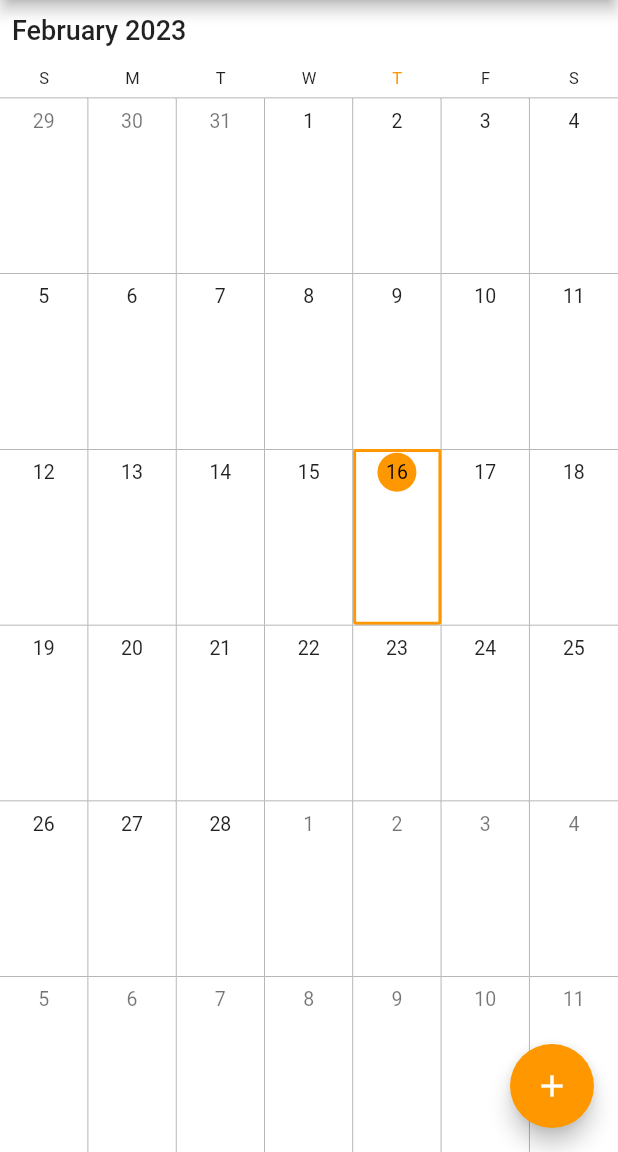
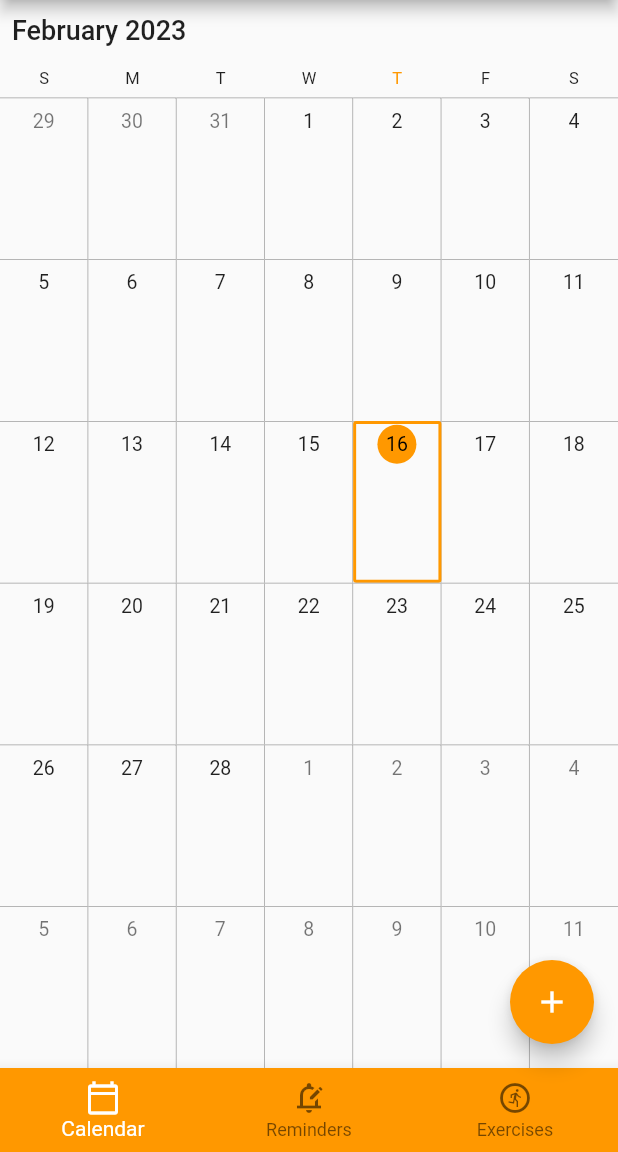
Before and after one commit to Lachezar-Velinov/elsys-fitapp, a Flutter app: the screen it shows once a user with an empty profile is signed in, on a phone screen of 412 x 824 dp, the part 84-1236 px from its top. Run offline on Flutter 3.47's test engine with Material 2 defaults, Android fonts, the phone set to English and light mode, and no system bars; drawn by our look-alikes of syncfusion_flutter_calendar; our stand-ins replace cloud_firestore, firebase_auth, firebase_core; accounts and stored records are empty; network calls fail.

```diff
--- a/fitapp/lib/main.dart
+++ b/fitapp/lib/main.dart
@@ -1,10 +1,6 @@
 import 'package:firebase_core/firebase_core.dart';
-import 'package:fitapp/screen/event_editing_screen.dart';
 import 'package:fitapp/widget_tree.dart';
 import 'package:flutter/material.dart';
-
-import 'auth.dart';
-import 'widget/calendar_widget.dart';
 
 void main() async {
   WidgetsFlutterBinding.ensureInitialized();
@@ -17,63 +13,12 @@ class MyApp extends StatelessWidget {
 
   @override
   Widget build(BuildContext context) {
-    return /*ChangeNotifierProvider(
-      create: (context) => EventProvider(),
-      child: */
-        MaterialApp(
+    return MaterialApp(
       theme: ThemeData(
         primarySwatch: Colors.orange,
       ),
       themeMode: ThemeMode.light,
       home: const WidgetTree(),
-      /*),*/
     );
   }
 }
-
-class MainScreen extends StatefulWidget {
-  const MainScreen({Key? key}) : super(key: key);
-
-  @override
-  State<MainScreen> createState() => _MainScreenState();
-}
-
-class _MainScreenState extends State<MainScreen> {
-  @override
-  Widget build(BuildContext context) {
-    return Scaffold(
-      appBar: AppBar(
-        title: const Text('FitApp'),
-        actions: [
-          ElevatedButton.icon(
-            onPressed: signOut,
-            icon: const Icon(Icons.exit_to_app),
-            label: const Text('Log Out'),
-            style: ElevatedButton.styleFrom(shadowColor: Colors.transparent),
-          ),
-        ],
-      ),
-      body: Container(
-        color: Colors.white,
-        child: const CalenderWidget(),
-      ),
-      floatingActionButton: buildFloatingActionButton(context),
-    );
-  }
-
-  FloatingActionButton buildFloatingActionButton(BuildContext context) {
-    return FloatingActionButton(
-      backgroundColor: Theme.of(context).primaryColor,
-      child: const Icon(
-        Icons.add,
-        color: Colors.white,
-      ),
-      onPressed: () => Navigator.of(context).push(
-          MaterialPageRoute(builder: (context) => const EventEditingScreen())),
-    );
-  }
-
-  Future<void> signOut() async {
-    await Auth().signOut();
-  }
-}
--- /dev/null
+++ b/fitapp/lib/screen/parent_screen.dart
@@ -0,0 +1,97 @@
+import 'package:fitapp/screen/event_editing_screen.dart';
+import 'package:fitapp/widget/exercise_widget.dart';
+import 'package:fitapp/widget/reminder_widget.dart';
+import 'package:flutter/material.dart';
+
+import '../auth.dart';
+import '../widget/calendar_widget.dart';
+
+class ParentScreen extends StatefulWidget {
+  const ParentScreen({Key? key}) : super(key: key);
+
+  @override
+  State<ParentScreen> createState() => _ParentScreenState();
+}
+
+class _ParentScreenState extends State<ParentScreen> {
+  int index = 0;
+  final screens = [
+    const CalenderWidget(),
+    const ReminderWidget(),
+    const ExerciseWidget(),
+  ];
+  @override
+  Widget build(BuildContext context) {
+    return Scaffold(
+      appBar: AppBar(
+        title: const Text('FitApp'),
+        actions: [
+          buildSignOutButton(),
+        ],
+      ),
+      bottomNavigationBar: buildBottomNavigationBar(context),
+      body: buildScreen(),
+      floatingActionButton: buildFloatingActionButton(context),
+    );
+  }
+
+  Widget buildScreen() {
+    return screens[index];
+  }
+  BottomNavigationBar buildBottomNavigationBar(BuildContext context) {
+    return BottomNavigationBar(
+      selectedItemColor: Colors.white,
+      currentIndex: index,
+      backgroundColor: Theme.of(context).primaryColor,
+      unselectedItemColor: Colors.black54,
+      type: BottomNavigationBarType.fixed,
+      onTap: (newIndex) {
+        setState(() {
+          index = newIndex;
+        });
+      },
+      items: const [
+        BottomNavigationBarItem(
+          icon: Icon(Icons.calendar_today_outlined),
+          label: 'Calendar',
+        ),
+        BottomNavigationBarItem(
+          icon: Icon(Icons.edit_notifications_outlined),
+          label: 'Reminders',
+        ),
+        BottomNavigationBarItem(
+          icon: Icon(Icons.run_circle_outlined),
+          label: 'Exercises',
+        ),
+
+      ],
+    );
+  }
+
+  ElevatedButton buildSignOutButton() {
+    return ElevatedButton.icon(
+          onPressed: signOut,
+          icon: const Icon(Icons.exit_to_app),
+          label: const Text('Log Out'),
+          style: ElevatedButton.styleFrom(shadowColor: Colors.transparent),
+        );
+  }
+
+  FloatingActionButton? buildFloatingActionButton(BuildContext context) {
+    return
+      index == 0 ?
+      FloatingActionButton(
+      backgroundColor: Theme.of(context).primaryColor,
+      child: const Icon(
+        Icons.add,
+        color: Colors.white,
+      ),
+      onPressed: () => Navigator.of(context).push(
+          MaterialPageRoute(builder: (context) => const EventEditingScreen())),
+    ) : null;
+  }
+
+  Future<void> signOut() async {
+    await Auth().signOut();
+  }
+}
--- /dev/null
+++ b/fitapp/lib/widget/exercise_widget.dart
@@ -0,0 +1,10 @@
+import 'package:flutter/cupertino.dart';
+
+class ExerciseWidget extends StatelessWidget {
+  const ExerciseWidget({Key? key}) : super(key: key);
+
+  @override
+  Widget build(BuildContext context) {
+    return const Placeholder();
+  }
+}
--- /dev/null
+++ b/fitapp/lib/widget/reminder_widget.dart
@@ -0,0 +1,10 @@
+import 'package:flutter/cupertino.dart';
+
+class ReminderWidget extends StatelessWidget {
+  const ReminderWidget({Key? key}) : super(key: key);
+
+  @override
+  Widget build(BuildContext context) {
+    return const Placeholder();
+  }
+}
--- a/fitapp/lib/widget_tree.dart
+++ b/fitapp/lib/widget_tree.dart
@@ -1,6 +1,6 @@
 import 'package:fitapp/auth.dart';
-import 'package:fitapp/main.dart';
 import 'package:fitapp/screen/login_register_screen.dart';
+import 'package:fitapp/screen/parent_screen.dart';
 import 'package:flutter/material.dart';
 
 class WidgetTree extends StatefulWidget {
@@ -19,7 +19,7 @@ class _WidgetTreeState extends State<WidgetTree> {
         context,
         snapshot,
       ) =>
-          snapshot.hasData ? const MainScreen() : const LoginScreen(),
+          snapshot.hasData ? const ParentScreen() : const LoginScreen(),
     );
   }
 }
```
